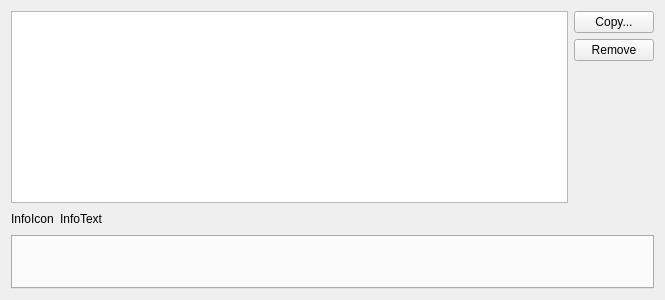
The window that src/plugins/cpptools/clangdiagnosticconfigswidget.ui (qt-creator/qt-creator) describes before a commit, drawn with Qt 5.
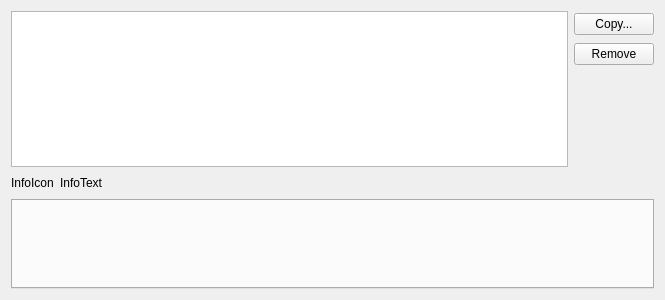
The same window after the commit.

What changed in the file:
```diff
--- a/src/plugins/cpptools/clangdiagnosticconfigswidget.ui
+++ b/src/plugins/cpptools/clangdiagnosticconfigswidget.ui
@@ -17,7 +17,20 @@
    <item>
     <layout class="QHBoxLayout" name="horizontalLayout_3">
      <item>
-      <widget class="QListWidget" name="configChooserList"/>
+      <widget class="QListWidget" name="configChooserList">
+       <property name="sizePolicy">
+        <sizepolicy hsizetype="Expanding" vsizetype="Expanding">
+         <horstretch>0</horstretch>
+         <verstretch>0</verstretch>
+        </sizepolicy>
+       </property>
+       <property name="maximumSize">
+        <size>
+         <width>16777215</width>
+         <height>156</height>
+        </size>
+       </property>
+      </widget>
      </item>
      <item>
       <layout class="QVBoxLayout" name="verticalLayout_3">
@@ -40,10 +53,13 @@
          <property name="orientation">
           <enum>Qt::Vertical</enum>
          </property>
+         <property name="sizeType">
+          <enum>QSizePolicy::Fixed</enum>
+         </property>
          <property name="sizeHint" stdset="0">
           <size>
            <width>20</width>
-           <height>40</height>
+           <height>100</height>
           </size>
          </property>
         </spacer>
```
